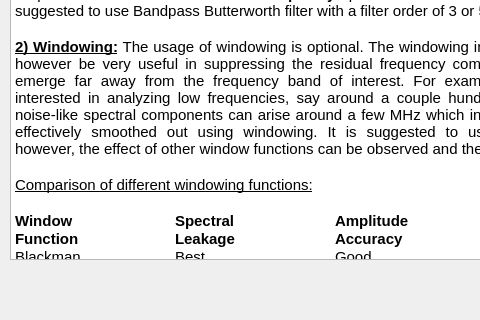
This is ui/HelpWin.ui in cyn9/Audio-Spectrum-Analyzer as Qt 5 draws it before an edit; both pictures show x 0 to 480 and y 361 to 681 of the 630 by 681 pixel window. The edited form follows.
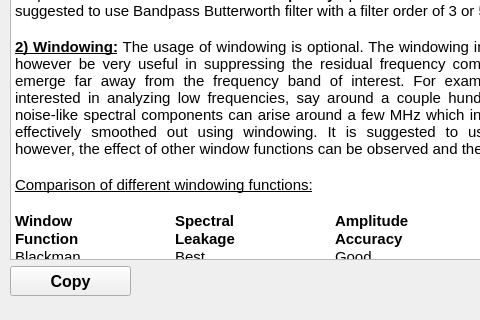
This is the edited form.

Commit message: Added Copy button to the Help Window.

Diff of the .ui file:
```diff
--- a/ui/HelpWin.ui
+++ b/ui/HelpWin.ui
@@ -147,6 +147,75 @@
      <bool>false</bool>
     </property>
    </widget>
+   <widget class="QPushButton" name="btn_Copy">
+    <property name="enabled">
+     <bool>true</bool>
+    </property>
+    <property name="geometry">
+     <rect>
+      <x>10</x>
+      <y>627</y>
+      <width>121</width>
+      <height>30</height>
+     </rect>
+    </property>
+    <property name="sizePolicy">
+     <sizepolicy hsizetype="Maximum" vsizetype="Fixed">
+      <horstretch>0</horstretch>
+      <verstretch>0</verstretch>
+     </sizepolicy>
+    </property>
+    <property name="minimumSize">
+     <size>
+      <width>0</width>
+      <height>30</height>
+     </size>
+    </property>
+    <property name="maximumSize">
+     <size>
+      <width>250</width>
+      <height>120</height>
+     </size>
+    </property>
+    <property name="font">
+     <font>
+      <family>Arial</family>
+      <pointsize>12</pointsize>
+      <weight>75</weight>
+      <bold>true</bold>
+     </font>
+    </property>
+    <property name="mouseTracking">
+     <bool>false</bool>
+    </property>
+    <property name="tabletTracking">
+     <bool>false</bool>
+    </property>
+    <property name="focusPolicy">
+     <enum>Qt::StrongFocus</enum>
+    </property>
+    <property name="contextMenuPolicy">
+     <enum>Qt::DefaultContextMenu</enum>
+    </property>
+    <property name="acceptDrops">
+     <bool>false</bool>
+    </property>
+    <property name="layoutDirection">
+     <enum>Qt::LeftToRight</enum>
+    </property>
+    <property name="text">
+     <string>Copy</string>
+    </property>
+    <property name="autoDefault">
+     <bool>false</bool>
+    </property>
+    <property name="default">
+     <bool>false</bool>
+    </property>
+    <property name="flat">
+     <bool>false</bool>
+    </property>
+   </widget>
   </widget>
   <widget class="QMenuBar" name="menubar">
    <property name="geometry">
```
The commit also changes 1 other file.
